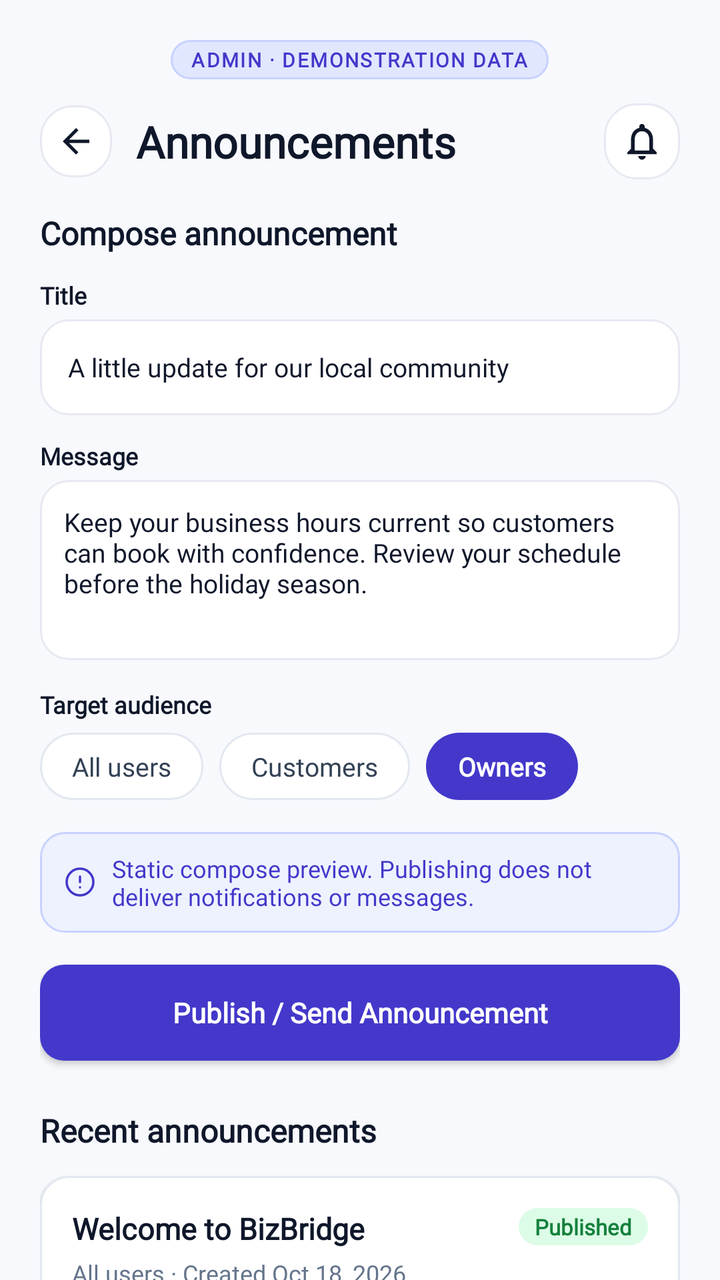
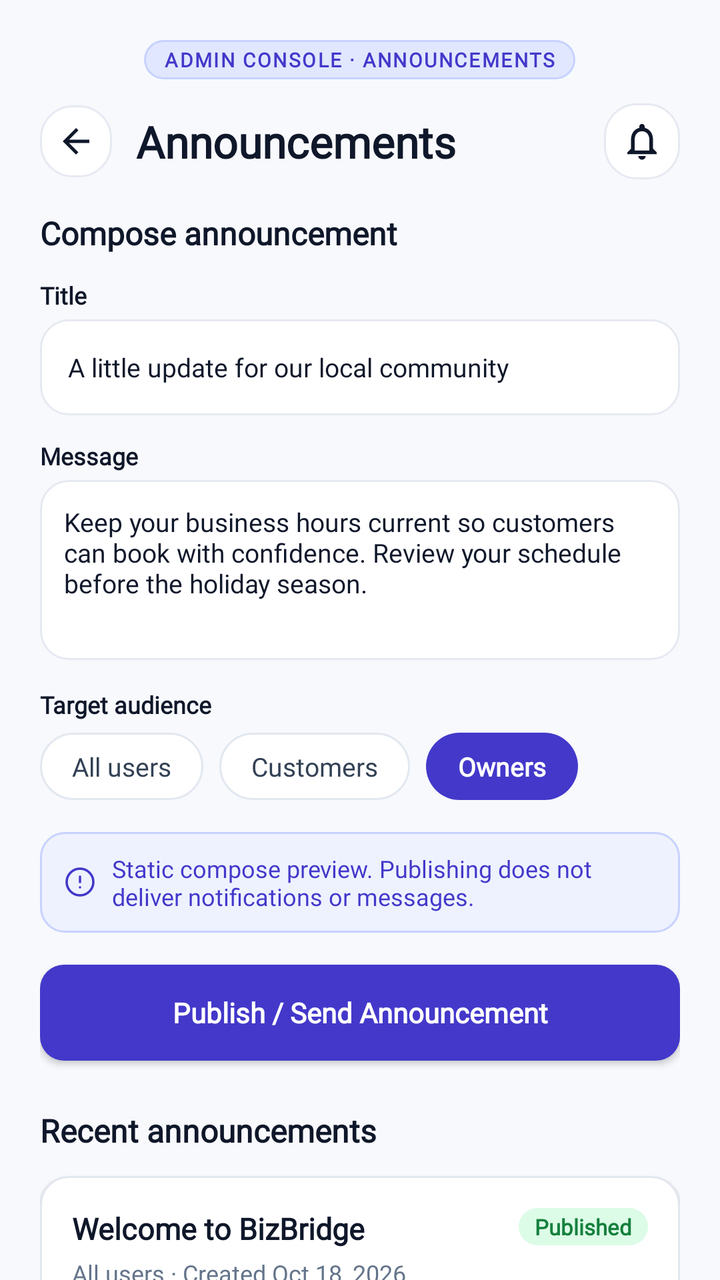

The first picture is an Android layout as it rendered before a commit; the second is the same layout after the commit. The layout source and the unified diff follow.
<!-- AndroidManifest.xml: application theme Theme.BizBridgeApp -->
<!-- res/layout/fragment_admin_announcements.xml -->
<?xml version="1.0" encoding="utf-8"?>
<androidx.coordinatorlayout.widget.CoordinatorLayout xmlns:android="http://schemas.android.com/apk/res/android"
    xmlns:app="http://schemas.android.com/apk/res-auto"
    xmlns:tools="http://schemas.android.com/tools"
    android:layout_width="match_parent"
    android:layout_height="match_parent"
    android:background="@color/admin_bg">

    <androidx.core.widget.NestedScrollView
        android:layout_width="match_parent"
        android:layout_height="match_parent"
        android:fillViewport="true">

        <LinearLayout
            android:layout_width="match_parent"
            android:layout_height="wrap_content"
            android:orientation="vertical"
            android:paddingStart="20dp"
            android:paddingTop="20dp"
            android:paddingEnd="20dp"
            android:paddingBottom="32dp">

            
            <LinearLayout
                android:layout_width="wrap_content"
                android:layout_height="wrap_content"
                android:layout_gravity="center_horizontal"
                android:layout_marginBottom="12dp"
                android:background="@drawable/bg_admin_demo_pill">

                <TextView
                    android:layout_width="wrap_content"
                    android:layout_height="wrap_content"
                    android:fontFamily="@font/inter_variable"
                    android:letterSpacing="0.08"
                    android:text="ADMIN · DEMONSTRATION DATA"
                    android:textColor="@color/admin_badge_demo_text"
                    android:textSize="10sp"
                    android:textStyle="bold" />
            </LinearLayout>

            
            <RelativeLayout
                android:layout_width="match_parent"
                android:layout_height="wrap_content"
                android:layout_marginBottom="16dp">

                <LinearLayout
                    android:layout_width="wrap_content"
                    android:layout_height="wrap_content"
                    android:layout_alignParentStart="true"
                    android:layout_centerVertical="true"
                    android:gravity="center_vertical"
                    android:orientation="horizontal">

                    <ImageView
                        android:id="@+id/btn_back"
                        android:layout_width="36dp"
                        android:layout_height="36dp"
                        android:layout_marginEnd="12dp"
                        android:background="@drawable/bg_chip_default"
                        android:contentDescription="Back"
                        android:padding="8dp"
                        android:src="@drawable/ic_arrow_back"
                        app:tint="@color/admin_text_title" />

                    <TextView
                        android:layout_width="wrap_content"
                        android:layout_height="wrap_content"
                        android:fontFamily="@font/inter_variable"
                        android:text="Announcements"
                        android:textColor="@color/admin_text_title"
                        android:textSize="22sp"
                        android:textStyle="bold" />
                </LinearLayout>

                <ImageView
                    android:id="@+id/btn_notifications"
                    android:layout_width="38dp"
                    android:layout_height="38dp"
                    android:layout_alignParentEnd="true"
                    android:layout_centerVertical="true"
                    android:background="@drawable/bg_chip_default"
                    android:contentDescription="Notifications"
                    android:padding="8dp"
                    android:src="@drawable/ic_bell"
                    app:tint="@color/admin_text_title" />
            </RelativeLayout>

            
            <TextView
                android:layout_width="wrap_content"
                android:layout_height="wrap_content"
                android:layout_marginBottom="12dp"
                android:fontFamily="@font/inter_variable"
                android:text="Compose announcement"
                android:textColor="@color/admin_text_title"
                android:textSize="16sp"
                android:textStyle="bold" />

            
            <TextView
                android:layout_width="wrap_content"
                android:layout_height="wrap_content"
                android:layout_marginBottom="4dp"
                android:fontFamily="@font/inter_variable"
                android:text="Title"
                android:textColor="@color/admin_text_title"
                android:textSize="12sp"
                android:textStyle="bold" />

            <EditText
                android:id="@+id/et_announce_title"
                android:layout_width="match_parent"
                android:layout_height="48dp"
                android:layout_marginBottom="12dp"
                android:background="@drawable/bg_input_field"
                android:fontFamily="@font/inter_variable"
                android:hint="A little update for our local community"
                android:inputType="text"
                android:paddingStart="14dp"
                android:paddingEnd="14dp"
                android:text="A little update for our local community"
                android:textColor="@color/admin_text_title"
                android:textSize="13sp" />

            
            <TextView
                android:layout_width="wrap_content"
                android:layout_height="wrap_content"
                android:layout_marginBottom="4dp"
                android:fontFamily="@font/inter_variable"
                android:text="Message"
                android:textColor="@color/admin_text_title"
                android:textSize="12sp"
                android:textStyle="bold" />

            <EditText
                android:id="@+id/et_announce_message"
                android:layout_width="match_parent"
                android:layout_height="90dp"
                android:layout_marginBottom="14dp"
                android:background="@drawable/bg_input_field"
                android:fontFamily="@font/inter_variable"
                android:gravity="top|start"
                android:hint="Compose your update message..."
                android:inputType="textMultiLine"
                android:padding="12dp"
                android:text="Keep your business hours current so customers can book with confidence. Review your schedule before the holiday season."
                android:textColor="@color/admin_text_title"
                android:textSize="13sp" />

            
            <TextView
                android:layout_width="wrap_content"
                android:layout_height="wrap_content"
                android:layout_marginBottom="6dp"
                android:fontFamily="@font/inter_variable"
                android:text="Target audience"
                android:textColor="@color/admin_text_title"
                android:textSize="12sp"
                android:textStyle="bold" />

            <LinearLayout
                android:layout_width="match_parent"
                android:layout_height="wrap_content"
                android:layout_marginBottom="16dp"
                android:orientation="horizontal">

                <TextView
                    android:id="@+id/pill_aud_all"
                    android:layout_width="wrap_content"
                    android:layout_height="wrap_content"
                    android:layout_marginEnd="8dp"
                    android:background="@drawable/bg_admin_tab_inactive"
                    android:fontFamily="@font/inter_variable"
                    android:text="All users"
                    android:textColor="@color/admin_text_body"
                    android:textSize="13sp" />

                <TextView
                    android:id="@+id/pill_aud_customers"
                    android:layout_width="wrap_content"
                    android:layout_height="wrap_content"
                    android:layout_marginEnd="8dp"
                    android:background="@drawable/bg_admin_tab_inactive"
                    android:fontFamily="@font/inter_variable"
                    android:text="Customers"
                    android:textColor="@color/admin_text_body"
                    android:textSize="13sp" />

                <TextView
                    android:id="@+id/pill_aud_owners"
                    android:layout_width="wrap_content"
                    android:layout_height="wrap_content"
                    android:background="@drawable/bg_admin_tab_active"
                    android:fontFamily="@font/inter_variable"
                    android:text="Owners"
                    android:textColor="@color/white"
                    android:textSize="13sp"
                    android:textStyle="bold" />
            </LinearLayout>

            
            <LinearLayout
                android:layout_width="match_parent"
                android:layout_height="wrap_content"
                android:layout_marginBottom="16dp"
                android:background="@drawable/bg_admin_banner_info"
                android:gravity="center_vertical"
                android:orientation="horizontal">

                <ImageView
                    android:layout_width="16dp"
                    android:layout_height="16dp"
                    android:layout_marginEnd="8dp"
                    android:src="@drawable/ic_info"
                    app:tint="@color/admin_primary" />

                <TextView
                    android:layout_width="0dp"
                    android:layout_height="wrap_content"
                    android:layout_weight="1"
                    android:fontFamily="@font/inter_variable"
                    android:text="Static compose preview. Publishing does not deliver notifications or messages."
                    android:textColor="@color/admin_primary"
                    android:textSize="12sp" />
            </LinearLayout>

            
            <androidx.appcompat.widget.AppCompatButton
                android:id="@+id/btn_publish_announcement"
                android:layout_width="match_parent"
                android:layout_height="48dp"
                android:layout_marginBottom="24dp"
                android:background="@drawable/bg_admin_button_primary"
                android:fontFamily="@font/inter_variable"
                android:text="Publish / Send Announcement"
                android:textAllCaps="false"
                android:textColor="@color/white"
                android:textSize="14sp"
                android:textStyle="bold" />

            
            <TextView
                android:layout_width="wrap_content"
                android:layout_height="wrap_content"
                android:layout_marginBottom="12dp"
                android:fontFamily="@font/inter_variable"
                android:text="Recent announcements"
                android:textColor="@color/admin_text_title"
                android:textSize="16sp"
                android:textStyle="bold" />

            
            <LinearLayout
                android:layout_width="match_parent"
                android:layout_height="wrap_content"
                android:layout_marginBottom="12dp"
                android:background="@drawable/bg_admin_card"
                android:elevation="1dp"
                android:orientation="vertical"
                android:padding="16dp">

                <RelativeLayout
                    android:layout_width="match_parent"
                    android:layout_height="wrap_content"
                    android:layout_marginBottom="4dp">

                    <TextView
                        android:layout_width="wrap_content"
                        android:layout_height="wrap_content"
                        android:layout_alignParentStart="true"
                        android:fontFamily="@font/inter_variable"
                        android:text="Welcome to BizBridge"
                        android:textColor="@color/admin_text_title"
                        android:textSize="15sp"
                        android:textStyle="bold" />

                    <TextView
                        android:layout_width="wrap_content"
                        android:layout_height="wrap_content"
                        android:layout_alignParentEnd="true"
                        android:background="@drawable/bg_admin_badge_active"
                        android:fontFamily="@font/inter_variable"
                        android:text="Published"
                        android:textColor="@color/admin_badge_active_text"
                        android:textSize="11sp"
                        android:textStyle="bold" />
                </RelativeLayout>

                <TextView
                    android:layout_width="wrap_content"
                    android:layout_height="wrap_content"
                    android:fontFamily="@font/inter_variable"
                    android:text="All users · Created Oct 18, 2026"
                    android:textColor="@color/admin_text_muted"
                    android:textSize="12sp" />

                <TextView
                    android:layout_width="wrap_content"
                    android:layout_height="wrap_content"
                    android:layout_marginTop="6dp"
                    android:fontFamily="@font/inter_variable"
                    android:text="Demo delivery status: Sent · 1,120 recipients"
                    android:textColor="@color/admin_text_body"
                    android:textSize="12sp" />
            </LinearLayout>

            
            <LinearLayout
                android:layout_width="match_parent"
                android:layout_height="wrap_content"
                android:layout_marginBottom="16dp"
                android:background="@drawable/bg_admin_card"
                android:elevation="1dp"
                android:orientation="vertical"
                android:padding="16dp">

                <RelativeLayout
                    android:layout_width="match_parent"
                    android:layout_height="wrap_content"
                    android:layout_marginBottom="4dp">

                    <TextView
                        android:layout_width="wrap_content"
                        android:layout_height="wrap_content"
                        android:layout_alignParentStart="true"
                        android:fontFamily="@font/inter_variable"
                        android:text="Update your opening hours"
                        android:textColor="@color/admin_text_title"
                        android:textSize="15sp"
                        android:textStyle="bold" />

                    <TextView
                        android:layout_width="wrap_content"
                        android:layout_height="wrap_content"
                        android:layout_alignParentEnd="true"
                        android:background="@drawable/bg_admin_badge_scheduled"
                        android:fontFamily="@font/inter_variable"
                        android:text="Scheduled"
                        android:textColor="@color/admin_badge_scheduled_text"
                        android:textSize="11sp"
                        android:textStyle="bold" />
                </RelativeLayout>

                <TextView
                    android:layout_width="wrap_content"
                    android:layout_height="wrap_content"
                    android:fontFamily="@font/inter_variable"
                    android:text="Business owners · Oct 25, 9:00 AM"
                    android:textColor="@color/admin_text_muted"
                    android:textSize="12sp" />
            </LinearLayout>

        </LinearLayout>
    </androidx.core.widget.NestedScrollView>

</androidx.coordinatorlayout.widget.CoordinatorLayout>
<!-- resources referenced by this layout -->
<resources>
  <color name="admin_badge_active_text">#15803D</color>
  <color name="admin_badge_demo_text">#4338CA</color>
  <color name="admin_badge_scheduled_text">#D97706</color>
  <color name="admin_bg">#F8F9FD</color>
  <color name="admin_primary">#4338CA</color>
  <color name="admin_text_body">#334155</color>
  <color name="admin_text_muted">#64748B</color>
  <color name="admin_text_title">#0F172A</color>
  <color name="white">#FFFFFFFF</color>
  <!-- drawable bg_admin_badge_active (drawable) -->
  <?xml version="1.0" encoding="utf-8"?>
  <shape xmlns:android="http://schemas.android.com/apk/res/android"
      android:shape="rectangle">
      <solid android:color="@color/admin_badge_active_bg" />
      <corners android:radius="12dp" />
      <padding
          android:left="8dp"
          android:top="2dp"
          android:right="8dp"
          android:bottom="2dp" />
  </shape>
  <!-- drawable bg_admin_button_primary (drawable) -->
  <?xml version="1.0" encoding="utf-8"?>
  <ripple xmlns:android="http://schemas.android.com/apk/res/android"
      android:color="#33FFFFFF">
      <item>
          <shape android:shape="rectangle">
              <solid android:color="@color/admin_primary" />
              <corners android:radius="12dp" />
          </shape>
      </item>
  </ripple>
  <!-- drawable bg_admin_card (drawable) -->
  <?xml version="1.0" encoding="utf-8"?>
  <shape xmlns:android="http://schemas.android.com/apk/res/android"
      android:shape="rectangle">
      <solid android:color="@color/admin_card_bg" />
      <stroke
          android:width="1dp"
          android:color="@color/admin_card_border" />
      <corners android:radius="14dp" />
  </shape>
  <!-- drawable bg_admin_tab_active (drawable) -->
  <?xml version="1.0" encoding="utf-8"?>
  <shape xmlns:android="http://schemas.android.com/apk/res/android"
      android:shape="rectangle">
      <solid android:color="@color/admin_primary" />
      <corners android:radius="20dp" />
      <padding
          android:left="16dp"
          android:top="8dp"
          android:right="16dp"
          android:bottom="8dp" />
  </shape>
  <!-- drawable bg_chip_default (drawable) -->
  <?xml version="1.0" encoding="utf-8"?>
  <shape xmlns:android="http://schemas.android.com/apk/res/android"
      android:shape="rectangle">
      <solid android:color="@color/surface_white" />
      <stroke
          android:width="@dimen/stroke_subtle"
          android:color="@color/border_subtle" />
      <corners android:radius="@dimen/radius_chip" />
  </shape>
  <!-- drawable ic_arrow_back (drawable) -->
  <vector xmlns:android="http://schemas.android.com/apk/res/android"
      android:width="24dp"
      android:height="24dp"
      android:viewportWidth="24"
      android:viewportHeight="24">
      <path
          android:fillColor="#20233A"
          android:pathData="M20,11H7.83l5.59,-5.59L12,4l-8,8 8,8 1.41,-1.41L7.83,13H20v-2z" />
  </vector>
  <style name="Theme.BizBridgeApp" parent="Base.Theme.BizBridgeApp" />
  <color name="admin_badge_active_bg">#DCFCE7</color>
  <color name="admin_badge_scheduled_bg">#FEF3C7</color>
  <color name="admin_primary_light">#EEF2FF</color>
  <color name="admin_primary_border">#C7D2FE</color>
  <color name="admin_card_bg">#FFFFFF</color>
  <color name="admin_card_border">#E2E8F0</color>
  <color name="admin_badge_demo_bg">#E0E7FF</color>
  <color name="surface_white">#FFFFFF</color>
  <dimen name="stroke_subtle">1dp</dimen>
  <color name="border_subtle">#E7E9F2</color>
  <dimen name="radius_chip">16dp</dimen>
  <dimen name="stroke_focused">1.5dp</dimen>
  <color name="border_focused">#5B4BDB</color>
  <dimen name="radius_input">14dp</dimen>
  <color name="text_secondary">#5A5D72</color>
  <color name="primary">#5B4BDB</color>
  <color name="secondary">#20B8A6</color>
  <color name="background">#F7F8FC</color>
  <!-- unchanged entries left out for length: 8 -->
</resources>

<!-- the commit's change to res/layout/fragment_admin_announcements.xml (unified diff, before → after) -->
@@ -33,7 +33,7 @@
                     android:layout_height="wrap_content"
                     android:fontFamily="@font/inter_variable"
                     android:letterSpacing="0.08"
-                    android:text="ADMIN · DEMONSTRATION DATA"
+                    android:text="ADMIN CONSOLE · ANNOUNCEMENTS"
                     android:textColor="@color/admin_badge_demo_text"
                     android:textSize="10sp"
                     android:textStyle="bold" />
